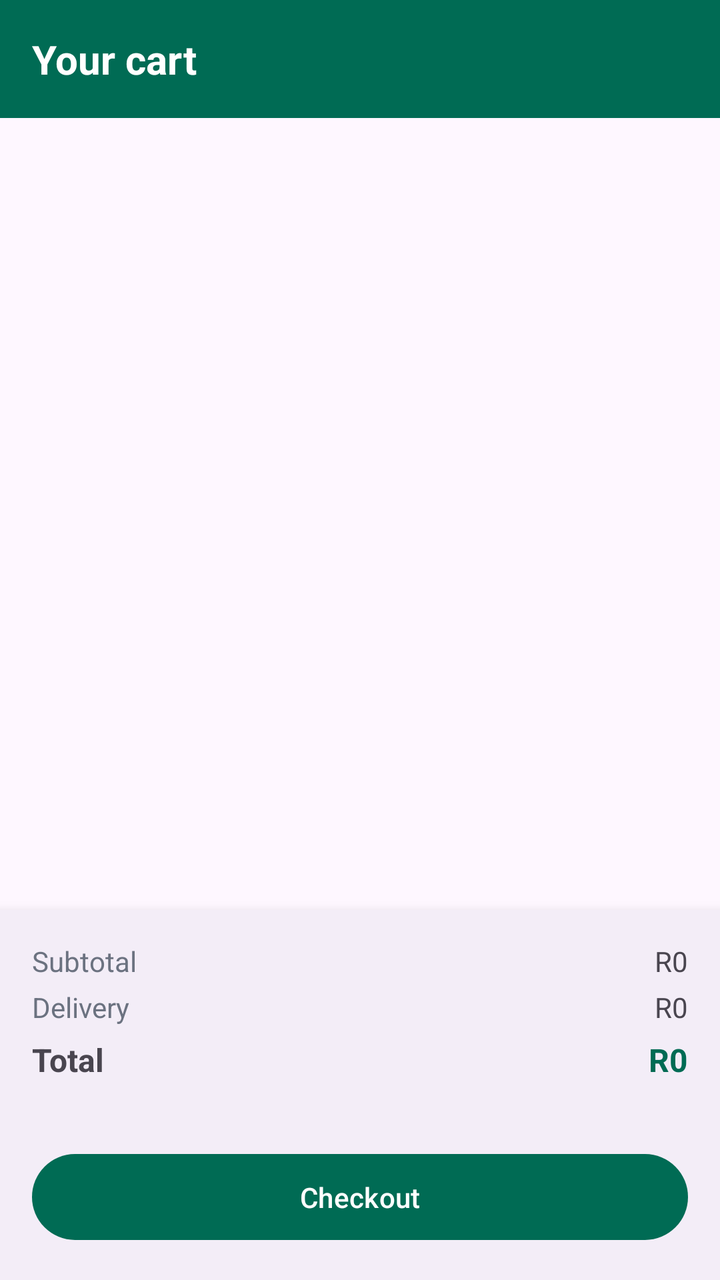
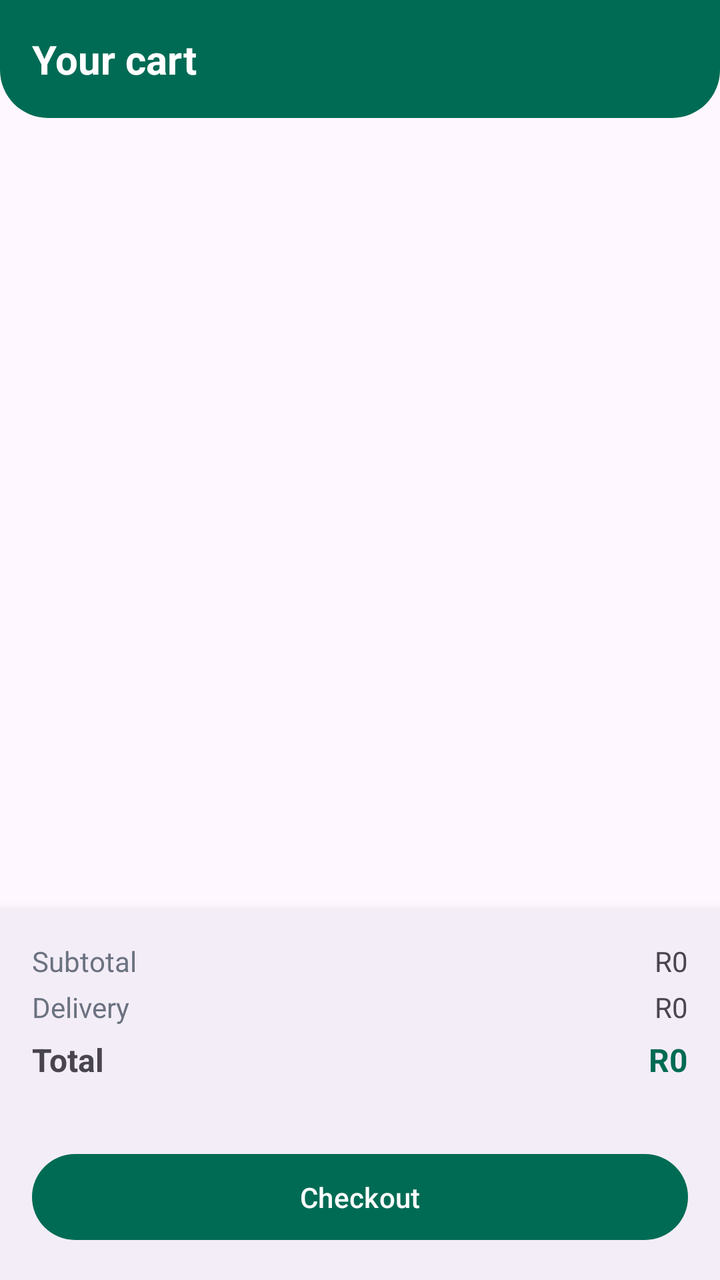

Compare the two renders of this Android layout. The source of the first and the diff that turns it into the second are given below.
<!-- AndroidManifest.xml: application theme Theme.ShopLocal -->
<!-- res/layout/fragment_cart.xml -->
<?xml version="1.0" encoding="utf-8"?>
<LinearLayout xmlns:android="http://schemas.android.com/apk/res/android"
    android:layout_width="match_parent"
    android:layout_height="match_parent"
    android:orientation="vertical"
    android:background="?attr/colorSurface">

    <TextView
        android:layout_width="match_parent"
        android:layout_height="wrap_content"
        android:background="@color/brand_green"
        android:padding="16dp"
        android:text="@string/cart_title"
        android:textColor="@color/white"
        android:textSize="20sp"
        android:textStyle="bold" />

    
    <LinearLayout
        android:id="@+id/locationBanner"
        android:layout_width="match_parent"
        android:layout_height="wrap_content"
        android:background="#FFF3CD"
        android:clickable="true"
        android:focusable="true"
        android:gravity="center_vertical"
        android:orientation="horizontal"
        android:padding="12dp"
        android:visibility="gone">

        <TextView
            android:layout_width="0dp"
            android:layout_height="wrap_content"
            android:layout_weight="1"
            android:text="@string/location_missing"
            android:textColor="#7A5C00"
            android:textSize="13sp" />

        <TextView
            android:layout_width="wrap_content"
            android:layout_height="wrap_content"
            android:layout_marginStart="8dp"
            android:text="@string/set_location"
            android:textColor="@color/brand_green"
            android:textStyle="bold" />
    </LinearLayout>

    
    <TextView
        android:id="@+id/locationSet"
        android:layout_width="match_parent"
        android:layout_height="wrap_content"
        android:background="#E6F4EA"
        android:drawablePadding="6dp"
        android:padding="10dp"
        android:textColor="@color/brand_green_dark"
        android:textSize="12sp"
        android:visibility="gone" />

    <FrameLayout
        android:layout_width="match_parent"
        android:layout_height="0dp"
        android:layout_weight="1">

        <androidx.recyclerview.widget.RecyclerView
            android:id="@+id/cartList"
            android:layout_width="match_parent"
            android:layout_height="match_parent"
            android:clipToPadding="false"
            android:padding="8dp" />

        <TextView
            android:id="@+id/emptyState"
            android:layout_width="wrap_content"
            android:layout_height="wrap_content"
            android:layout_gravity="center"
            android:layout_margin="32dp"
            android:gravity="center"
            android:text="@string/cart_empty"
            android:textColor="@color/grey_600"
            android:visibility="gone" />
    </FrameLayout>

    
    <LinearLayout
        android:id="@+id/checkoutPanel"
        android:layout_width="match_parent"
        android:layout_height="wrap_content"
        android:background="?attr/colorSurfaceContainer"
        android:elevation="8dp"
        android:orientation="vertical"
        android:padding="16dp">

        <LinearLayout
            android:layout_width="match_parent"
            android:layout_height="wrap_content"
            android:orientation="horizontal">

            <TextView
                android:layout_width="0dp"
                android:layout_height="wrap_content"
                android:layout_weight="1"
                android:text="@string/subtotal"
                android:textColor="@color/grey_600" />

            <TextView
                android:id="@+id/subtotalValue"
                android:layout_width="wrap_content"
                android:layout_height="wrap_content"
                android:text="R0" />
        </LinearLayout>

        <LinearLayout
            android:layout_width="match_parent"
            android:layout_height="wrap_content"
            android:layout_marginTop="4dp"
            android:orientation="horizontal">

            <TextView
                android:layout_width="0dp"
                android:layout_height="wrap_content"
                android:layout_weight="1"
                android:text="@string/delivery"
                android:textColor="@color/grey_600" />

            <TextView
                android:id="@+id/deliveryValue"
                android:layout_width="wrap_content"
                android:layout_height="wrap_content"
                android:text="R0" />
        </LinearLayout>

        <LinearLayout
            android:layout_width="match_parent"
            android:layout_height="wrap_content"
            android:layout_marginTop="6dp"
            android:orientation="horizontal">

            <TextView
                android:layout_width="0dp"
                android:layout_height="wrap_content"
                android:layout_weight="1"
                android:text="@string/total"
                android:textSize="16sp"
                android:textStyle="bold" />

            <TextView
                android:id="@+id/totalValue"
                android:layout_width="wrap_content"
                android:layout_height="wrap_content"
                android:text="R0"
                android:textColor="@color/brand_green"
                android:textSize="16sp"
                android:textStyle="bold" />
        </LinearLayout>

        <TextView
            android:id="@+id/pointsPreview"
            android:layout_width="match_parent"
            android:layout_height="wrap_content"
            android:layout_marginTop="6dp"
            android:text=""
            android:textColor="@color/brand_orange"
            android:textSize="12sp" />

        <com.google.android.material.button.MaterialButton
            android:id="@+id/btnCheckout"
            android:layout_width="match_parent"
            android:layout_height="wrap_content"
            android:layout_marginTop="10dp"
            android:paddingVertical="12dp"
            android:text="@string/checkout" />
    </LinearLayout>
</LinearLayout>
<!-- resources referenced by this layout -->
<resources>
  <color name="brand_green">#006B54</color>
  <color name="brand_green_dark">#004C3C</color>
  <color name="brand_orange">#E87A1A</color>
  <color name="grey_600">#6B7280</color>
  <color name="white">#FFFFFF</color>
  <string name="cart_empty">Your cart is empty. Browse the shop to add local goods.</string>
  <string name="cart_title">Your cart</string>
  <string name="checkout">Checkout</string>
  <string name="delivery">Delivery</string>
  <string name="location_missing">⚠ You haven\'t set your delivery location yet.</string>
  <string name="set_location">Set location</string>
  <string name="subtotal">Subtotal</string>
  <string name="total">Total</string>
  <style name="Theme.ShopLocal" parent="Theme.Material3.DayNight.NoActionBar">
          <item name="colorPrimary">@color/brand_green</item>
          <item name="colorPrimaryDark">@color/brand_green_dark</item>
          <item name="colorOnPrimary">@color/white</item>
          <item name="colorSecondary">@color/brand_orange</item>
          <item name="colorOnSecondary">@color/white</item>
          <item name="colorTertiary">@color/brand_gold</item>
          <item name="android:statusBarColor">@color/brand_green</item>
      </style>
  <color name="brand_gold">#FFB612</color>
</resources>

<!-- the commit's change to res/layout/fragment_cart.xml (unified diff, before → after) -->
@@ -8,7 +8,7 @@
     <TextView
         android:layout_width="match_parent"
         android:layout_height="wrap_content"
-        android:background="@color/brand_green"
+        android:background="@drawable/bg_header"
         android:padding="16dp"
         android:text="@string/cart_title"
         android:textColor="@color/white"
<!-- resource entries referenced after the edit -->
@@ -5,6 +5,14 @@
   <color name="brand_orange">#E87A1A</color>
   <color name="grey_600">#6B7280</color>
   <color name="white">#FFFFFF</color>
+  <!-- drawable bg_header (drawable) -->
+  <?xml version="1.0" encoding="utf-8"?>
+  <shape xmlns:android="http://schemas.android.com/apk/res/android" android:shape="rectangle">
+      <solid android:color="@color/brand_green" />
+      <corners
+          android:bottomLeftRadius="24dp"
+          android:bottomRightRadius="24dp" />
+  </shape>
   <string name="cart_empty">Your cart is empty. Browse the shop to add local goods.</string>
   <string name="cart_title">Your cart</string>
   <string name="checkout">Checkout</string>
@@ -14,14 +22,46 @@
   <string name="subtotal">Subtotal</string>
   <string name="total">Total</string>
   <style name="Theme.ShopLocal" parent="Theme.Material3.DayNight.NoActionBar">
+          
           <item name="colorPrimary">@color/brand_green</item>
           <item name="colorPrimaryDark">@color/brand_green_dark</item>
           <item name="colorOnPrimary">@color/white</item>
+          <item name="colorPrimaryContainer">@color/brand_green_light</item>
+          <item name="colorOnPrimaryContainer">@color/brand_green_dark</item>
           <item name="colorSecondary">@color/brand_orange</item>
           <item name="colorOnSecondary">@color/white</item>
+          <item name="colorSecondaryContainer">@color/brand_gold_light</item>
+          <item name="colorOnSecondaryContainer">#5A4200</item>
           <item name="colorTertiary">@color/brand_gold</item>
+  
+          
+          <item name="shapeAppearanceCornerSmall">@style/ShapeAppearance.ShopLocal.Small</item>
+          <item name="shapeAppearanceCornerMedium">@style/ShapeAppearance.ShopLocal.Medium</item>
+          <item name="shapeAppearanceCornerLarge">@style/ShapeAppearance.ShopLocal.Large</item>
+  
+          
+          <item name="materialButtonStyle">@style/Widget.ShopLocal.Button</item>
+  
+          
           <item name="android:statusBarColor">@color/brand_green</item>
+          <item name="android:navigationBarColor">?attr/colorSurface</item>
       </style>
+  <color name="brand_green_light">#CDE9E0</color>
+  <color name="brand_gold_light">#FFE9B0</color>
   <color name="brand_gold">#FFB612</color>
+  <style name="ShapeAppearance.ShopLocal.Small" parent="ShapeAppearance.Material3.Corner.Small">
+          <item name="cornerSize">10dp</item>
+      </style>
+  <style name="ShapeAppearance.ShopLocal.Medium" parent="ShapeAppearance.Material3.Corner.Medium">
+          <item name="cornerSize">18dp</item>
+      </style>
+  <style name="ShapeAppearance.ShopLocal.Large" parent="ShapeAppearance.Material3.Corner.Large">
+          <item name="cornerSize">24dp</item>
+      </style>
+  <style name="Widget.ShopLocal.Button" parent="Widget.Material3.Button">
+          <item name="cornerRadius">26dp</item>
+          <item name="android:paddingTop">12dp</item>
+          <item name="android:paddingBottom">12dp</item>
+      </style>
 </resources>
 
